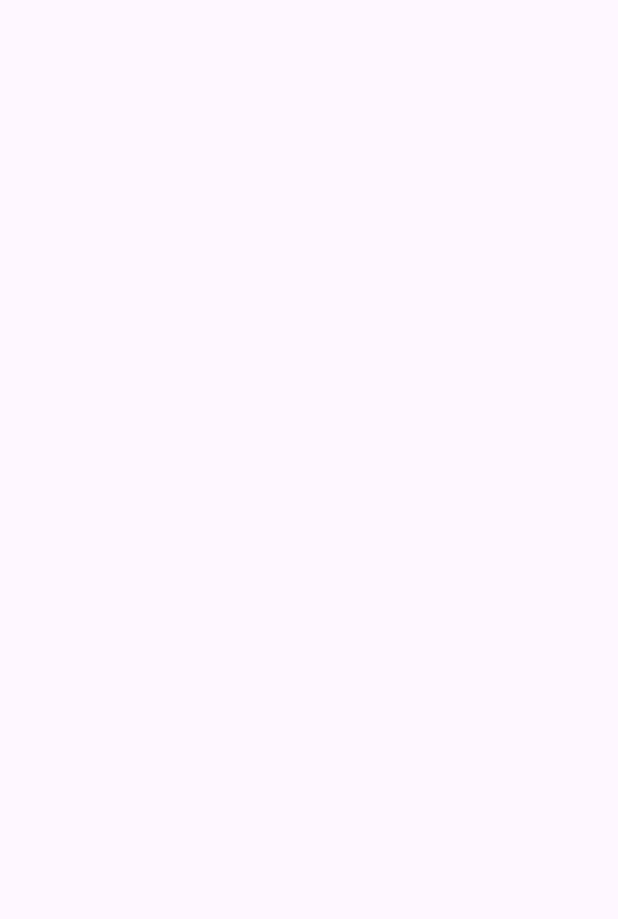
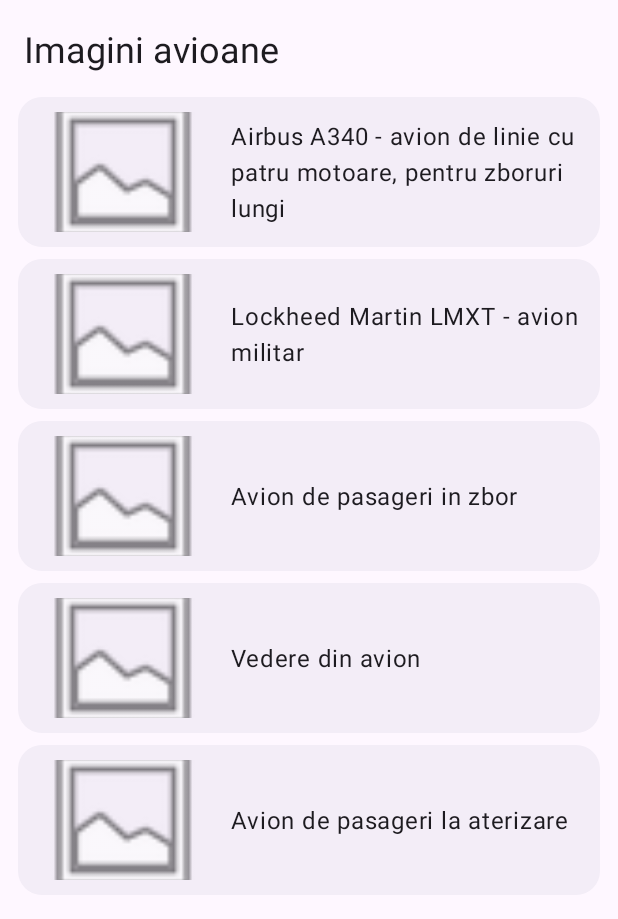
Before and after one commit to IancuAndrei-05/Iancu_Andrei_ActivitateDAM2026, an Android app: the ListaAvioane screen opened directly, with no data from a screen before it, on a phone screen of 412 x 824 dp. Before the commit the part shown is empty. Shown: the top 919 px of the screen. Run offline under Robolectric (Android 15) with nearby library versions, the phone set to English and light mode, and no system bars.

Commit message:
Laborator-8 (Terminat)

```diff
--- a/app/src/main/AndroidManifest.xml
+++ b/app/src/main/AndroidManifest.xml
@@ -33,6 +33,7 @@
             android:name=".AddAvionAIActivity"
             android:windowSoftInputMode="adjustResize" />
         <activity android:name=".ListaAvioaneActivity" />
+        <activity android:name=".WebViewActivity" />
         <activity
             android:name=".ListaAvioane"
             android:exported="false"
--- /dev/null
+++ b/app/src/main/java/com/example/laborator8/ImaginiAdapter.java
@@ -0,0 +1,67 @@
+package com.example.laborator8;
+
+import android.content.Context;
+import android.view.LayoutInflater;
+import android.view.View;
+import android.view.ViewGroup;
+import android.widget.BaseAdapter;
+import android.widget.ImageView;
+import android.widget.TextView;
+
+import java.util.List;
+
+/** Lab 8: CustomAdapter pentru ListView - afiseaza imaginea si descrierea. */
+public class ImaginiAdapter extends BaseAdapter {
+
+    private final List<ImaginiDomeniu> imagini;
+    private final LayoutInflater inflater;
+
+    public ImaginiAdapter(Context context, List<ImaginiDomeniu> imagini) {
+        this.imagini = imagini;
+        this.inflater = LayoutInflater.from(context);
+    }
+
+    @Override
+    public int getCount() {
+        return imagini.size();
+    }
+
+    @Override
+    public ImaginiDomeniu getItem(int position) {
+        return imagini.get(position);
+    }
+
+    @Override
+    public long getItemId(int position) {
+        return position;
+    }
+
+    @Override
+    public View getView(int position, View convertView, ViewGroup parent) {
+        ViewHolder h;
+        if (convertView == null) {
+            convertView = inflater.inflate(R.layout.item_imagine, parent, false);
+            h = new ViewHolder();
+            h.ivImagine = convertView.findViewById(R.id.ivImagine);
+            h.tvDescriere = convertView.findViewById(R.id.tvDescriere);
+            convertView.setTag(h);
+        } else {
+            h = (ViewHolder) convertView.getTag();
+        }
+
+        ImaginiDomeniu item = getItem(position);
+        h.tvDescriere.setText(item.getTextAfisat());
+        if (item.getImagine() != null) {
+            h.ivImagine.setImageBitmap(item.getImagine());
+        } else {
+            // imaginea inca se descarca (sau nu a putut fi descarcata)
+            h.ivImagine.setImageResource(android.R.drawable.ic_menu_gallery);
+        }
+        return convertView;
+    }
+
+    private static class ViewHolder {
+        ImageView ivImagine;
+        TextView tvDescriere;
+    }
+}
--- a/app/src/main/java/com/example/laborator8/ListaAvioane.java
+++ b/app/src/main/java/com/example/laborator8/ListaAvioane.java
@@ -1,5 +1,6 @@
 package com.example.laborator8;
 
+import android.content.Intent;
 import android.graphics.Bitmap;
 import android.graphics.BitmapFactory;
 import android.os.Bundle;
@@ -7,12 +8,9 @@ import android.os.Handler;
 import android.os.Looper;
 import android.util.Log;
 import android.widget.ListView;
+import android.widget.Toast;
 
-import androidx.activity.EdgeToEdge;
 import androidx.appcompat.app.AppCompatActivity;
-import androidx.core.graphics.Insets;
-import androidx.core.view.ViewCompat;
-import androidx.core.view.WindowInsetsCompat;
 
 import java.io.InputStream;
 import java.net.HttpURLConnection;
@@ -22,7 +20,11 @@ import java.util.List;
 import java.util.concurrent.ExecutorService;
 import java.util.concurrent.Executors;
 
-
+/**
+ * Lab 8: ListView cu CustomAdapter (imagine + descriere).
+ * Imaginile sunt descarcate prin URL la deschiderea activitatii.
+ * La click pe un item se deschide WebViewActivity cu link-ul asociat imaginii.
+ */
 public class ListaAvioane extends AppCompatActivity {
 
     private static final String TAG = "ListaAvioane";
@@ -36,7 +38,6 @@ public class ListaAvioane extends AppCompatActivity {
             "https://cdn.pixabay.com/photo/2014/11/02/10/41/plane-513641_640.jpg"
     };
 
-
     private final String[] descriere = {
             "Airbus A340 - avion de linie cu patru motoare, pentru zboruri lungi",
             "Lockheed Martin LMXT - avion militar ",
@@ -45,6 +46,93 @@ public class ListaAvioane extends AppCompatActivity {
             "Avion de pasageri la aterizare"
     };
 
+    // paginile web cu detalii despre continutul fiecarei imagini (aceeasi ordine ca imaginile)
+    private final String[] linkuriPagini = {
+            "https://ro.wikipedia.org/wiki/Airbus_A340",
+            "https://en.wikipedia.org/wiki/Lockheed_Martin_LMXT",
+            "https://ro.wikipedia.org/wiki/Avion_de_linie",
+            "https://ro.wikipedia.org/wiki/Fotografie_aerian%C4%83",
+            "https://ro.wikipedia.org/wiki/Aterizare"
+    };
+
     private final List<ImaginiDomeniu> listaImagini = new ArrayList<>();
+    private final ExecutorService executor = Executors.newFixedThreadPool(3);
+    private final Handler handler = new Handler(Looper.getMainLooper());
+    private ImaginiAdapter adapter;
 
+    @Override
+    protected void onCreate(Bundle savedInstanceState) {
+        super.onCreate(savedInstanceState);
+        Insets.aplica(this);
+        setContentView(R.layout.activity_lista_avioane2);
+        Insets.padding(this);
+
+        for (int i = 0; i < linkuriImagini.length; i++) {
+            listaImagini.add(new ImaginiDomeniu(descriere[i], null, linkuriPagini[i]));
+        }
+
+        ListView lv = findViewById(R.id.lvImagini);
+        adapter = new ImaginiAdapter(this, listaImagini);
+        lv.setAdapter(adapter);
+
+        lv.setOnItemClickListener((parent, view, position, id) -> {
+            String link = listaImagini.get(position).getLink();
+            if (link == null || link.isEmpty()) {
+                Toast.makeText(this, R.string.link_lipsa, Toast.LENGTH_SHORT).show();
+                return;
+            }
+            Intent intent = new Intent(this, WebViewActivity.class);
+            intent.putExtra(WebViewActivity.CHEIE_LINK, link);
+            startActivity(intent);
+        });
+
+        incarcaImagini();
+    }
+
+    /** Descarca fiecare imagine prin URL pe un fir secundar si actualizeaza lista pe UI thread. */
+    private void incarcaImagini() {
+        for (int i = 0; i < linkuriImagini.length; i++) {
+            final int pozitie = i;
+            final String url = linkuriImagini[i];
+            executor.execute(() -> {
+                Bitmap bitmap = descarcaImagine(url);
+                handler.post(() -> {
+                    if (isDestroyed()) return;
+                    listaImagini.get(pozitie).setImagine(bitmap);
+                    adapter.notifyDataSetChanged();
+                });
+            });
+        }
+    }
+
+    private Bitmap descarcaImagine(String adresa) {
+        HttpURLConnection conexiune = null;
+        try {
+            conexiune = (HttpURLConnection) new URL(adresa).openConnection();
+            conexiune.setConnectTimeout(10000);
+            conexiune.setReadTimeout(15000);
+            conexiune.setInstanceFollowRedirects(true);
+            // unele site-uri refuza cererile fara User-Agent
+            conexiune.setRequestProperty("User-Agent", "Mozilla/5.0 (Android)");
+            conexiune.connect();
+            if (conexiune.getResponseCode() != HttpURLConnection.HTTP_OK) {
+                Log.w(TAG, "HTTP " + conexiune.getResponseCode() + " pentru " + adresa);
+                return null;
+            }
+            try (InputStream in = conexiune.getInputStream()) {
+                return BitmapFactory.decodeStream(in);
+            }
+        } catch (Exception e) {
+            Log.e(TAG, "Eroare la descarcarea imaginii " + adresa, e);
+            return null;
+        } finally {
+            if (conexiune != null) conexiune.disconnect();
+        }
+    }
+
+    @Override
+    protected void onDestroy() {
+        super.onDestroy();
+        executor.shutdownNow();
+    }
 }
--- a/app/src/main/res/layout/activity_lista_avioane2.xml
+++ b/app/src/main/res/layout/activity_lista_avioane2.xml
@@ -1,7 +1,7 @@
 <?xml version="1.0" encoding="utf-8"?>
+<!-- Lab 8: activitatea cu ListView de imagini -->
 <LinearLayout xmlns:android="http://schemas.android.com/apk/res/android"
     xmlns:tools="http://schemas.android.com/tools"
-    xmlns:app="http://schemas.android.com/apk/res-auto"
     android:id="@+id/main"
     android:layout_width="match_parent"
     android:layout_height="match_parent"
@@ -19,9 +19,7 @@
         android:id="@+id/lvImagini"
         android:layout_width="match_parent"
         android:layout_height="match_parent"
-
-        app:layout_constraintBottom_toBottomOf="parent"
-        app:layout_constraintEnd_toEndOf="parent"
-        app:layout_constraintStart_toStartOf="parent"
-        app:layout_constraintTop_toTopOf="parent"/>
+        android:divider="@android:color/transparent"
+        android:dividerHeight="8dp"
+        android:paddingHorizontal="12dp" />
 </LinearLayout>
--- a/app/src/main/res/layout/activity_main.xml
+++ b/app/src/main/res/layout/activity_main.xml
@@ -67,7 +67,9 @@
             android:id="@+id/btnPozeAvioane"
             android:layout_width="match_parent"
             android:layout_height="wrap_content"
-            android:text="Afiseaza Poza"
+            android:layout_marginTop="8dp"
+            style="@style/Widget.Material3.Button.OutlinedButton"
+            android:text="@string/poze_avioane"
             />
     </LinearLayout>
 </LinearLayout>
--- a/app/src/main/res/values/strings.xml
+++ b/app/src/main/res/values/strings.xml
@@ -54,6 +54,8 @@
     <!-- lab8 -->
     <string name="titlu_imagini">Imagini avioane</string>
     <string name="descriere_imagine">Imagine avion</string>
+    <string name="poze_avioane">Poze avioane</string>
+    <string name="link_lipsa">Link-ul paginii nu este setat</string>
 
     <string-array name="producatori">
         <item>AirBus</item>
```
Also changed, not shown: app/src/main/java/com/example/laborator8/WebViewActivity.java (added, +45 -0 lines), app/src/main/res/layout/activity_web_view.xml (added, +12 -0 lines).
